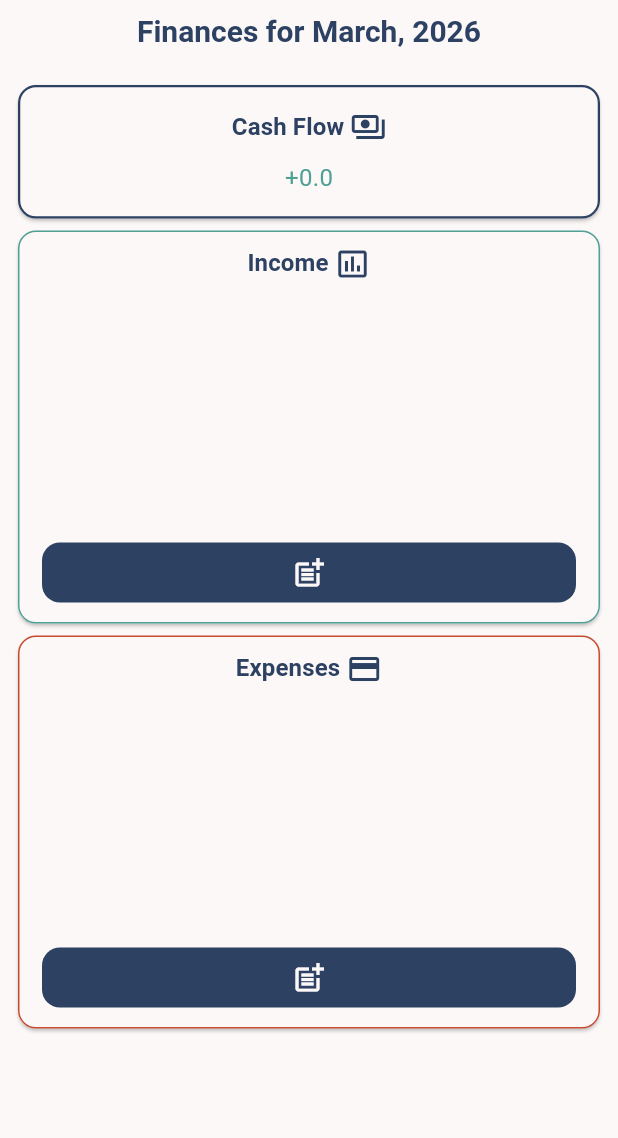
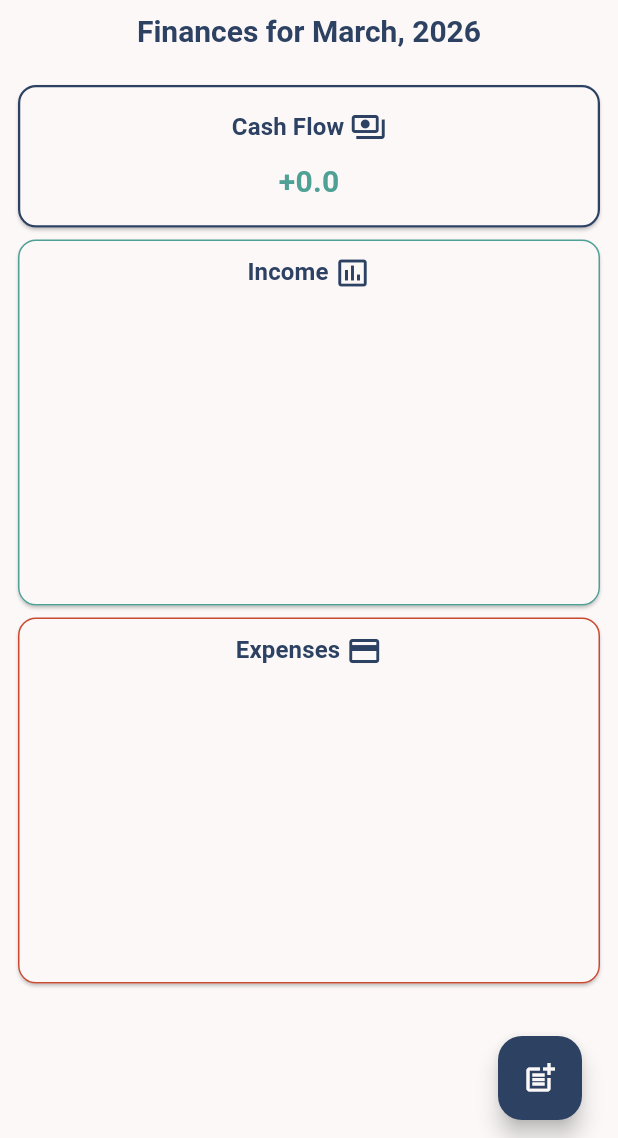
Before and after one commit to MK629/knox, a Flutter app: the screen it shows after launch, on a phone screen of 412 x 824 dp, the part 98-1236 px from its top. Run offline on Flutter 3.47's test engine with Material 3 defaults, Android fonts, the phone set to English and light mode, and no system bars; our stand-ins replace hive, sqflite; accounts and stored records are empty.

Commit message:
Made floating action button independent from scaffold

```diff
--- a/lib/app/configs/app_theme.dart
+++ b/lib/app/configs/app_theme.dart
@@ -48,8 +48,11 @@ ThemeData lightTheme() {
       style: ButtonStyle(
         backgroundColor: WidgetStatePropertyAll(lightColor2),
         foregroundColor: WidgetStatePropertyAll(lightColor1),
-        splashFactory: NoSplash.splashFactory,
       ),
+    ),
+    floatingActionButtonTheme: FloatingActionButtonThemeData(
+      backgroundColor: lightColor2,
+      foregroundColor: lightColor1
     ),
     toggleButtonsTheme: ToggleButtonsThemeData(
       color: lightColor2,
@@ -118,8 +121,11 @@ ThemeData darkTheme() {
       style: ButtonStyle(
         backgroundColor: WidgetStatePropertyAll(darkColor2),
         foregroundColor: WidgetStatePropertyAll(darkColor1),
-        splashFactory: NoSplash.splashFactory,
       ),
+    ),
+    floatingActionButtonTheme: FloatingActionButtonThemeData(
+      backgroundColor: darkColor2,
+      foregroundColor: darkColor1
     ),
     toggleButtonsTheme: ToggleButtonsThemeData(
       color: darkColor2,
--- a/lib/app/pages/home.dart
+++ b/lib/app/pages/home.dart
@@ -59,13 +59,33 @@ class _HomeState extends State<Home> {
               }
 
               return Expanded(
-                child: Column(
-                  crossAxisAlignment: CrossAxisAlignment.stretch,
+                child: Stack(
                   children: [
-                    CashFlowCard(totalSum: totalSum),
-                    IncomeDisplayCard(incomes: items.where((element) => element.type == RecordType.income).toList(), callbackAction: refetch,),
-                    ExpenseDisplayCard(expenses: items.where((element) => element.type == RecordType.expense).toList(), callbackAction: refetch,)
-                  ],
+                    Column(
+                      crossAxisAlignment: CrossAxisAlignment.stretch,
+                      children: [
+                        CashFlowCard(totalSum: totalSum),
+                        IncomeDisplayCard(incomes: items.where((element) => element.type == RecordType.income).toList()),
+                        ExpenseDisplayCard(expenses: items.where((element) => element.type == RecordType.expense).toList()),
+                      ],
+                    ),
+                    Positioned(
+                      bottom: 4,
+                      right: 16,
+                      child: FloatingActionButton(
+                        child: Icon(Icons.post_add_outlined),
+                        onPressed: () {
+                          showModalBottomSheet(
+                            context: context,
+                            builder: (context){
+                              return Text("TextField here");
+                            }
+                          );
+                          refetch();
+                        },
+                      ),
+                    )
+                  ]
                 ),
               );
             },
@@ -97,8 +117,8 @@ class CashFlowCard extends StatelessWidget {
               totalSum >= 0 ? "+$totalSum" : "-$totalSum",
               style: TextStyle(
                 color: textColor,
-                fontSize: 16,
-                fontWeight: FontWeight.normal,
+                fontSize: 20,
+                fontWeight: FontWeight.bold,
               ),
             ),
           ],
@@ -111,12 +131,10 @@ class CashFlowCard extends StatelessWidget {
 //Income display card
 class IncomeDisplayCard extends StatelessWidget {
   final List<FinanceRecord> incomes;
-  final VoidCallback callbackAction;
 
   const IncomeDisplayCard({
     super.key,
-    required this.incomes,
-    required this.callbackAction
+    required this.incomes
   });
 
   @override
@@ -133,20 +151,7 @@ class IncomeDisplayCard extends StatelessWidget {
           children: [
             cardLabelText("Income", Icons.insert_chart_outlined, context),
             Container(
-              height: 170,
-            ),
-            IconButton(
-              icon: Icon(Icons.post_add_outlined),
-              style: ButtonStyle(
-                shape: WidgetStatePropertyAll(
-                  RoundedRectangleBorder(
-                    borderRadius: BorderRadius.all(Radius.circular(12)),
-                  ),
-                )
-              ),
-              onPressed: (){
-                callbackAction();
-              },
+              height: 200,
             )
           ]
         ),
@@ -158,12 +163,10 @@ class IncomeDisplayCard extends StatelessWidget {
 //Expense display card
 class ExpenseDisplayCard extends StatelessWidget {
   final List<FinanceRecord> expenses;
-  final VoidCallback callbackAction;
 
   const ExpenseDisplayCard({
     super.key,
-    required this.expenses,
-    required this.callbackAction
+    required this.expenses
   });
 
   @override
@@ -180,21 +183,8 @@ class ExpenseDisplayCard extends StatelessWidget {
           children: [
             cardLabelText("Expenses", Icons.payment_outlined, context),
             Container(
-              height: 170,
+              height: 200,
             ),
-            IconButton(
-              icon: Icon(Icons.post_add_outlined),
-              style: ButtonStyle(
-                shape: WidgetStatePropertyAll(
-                  RoundedRectangleBorder(
-                    borderRadius: BorderRadius.all(Radius.circular(12)),
-                  ),
-                )
-              ),
-              onPressed: (){
-                callbackAction();
-              },
-            )
           ]
         ),
       ),
```
